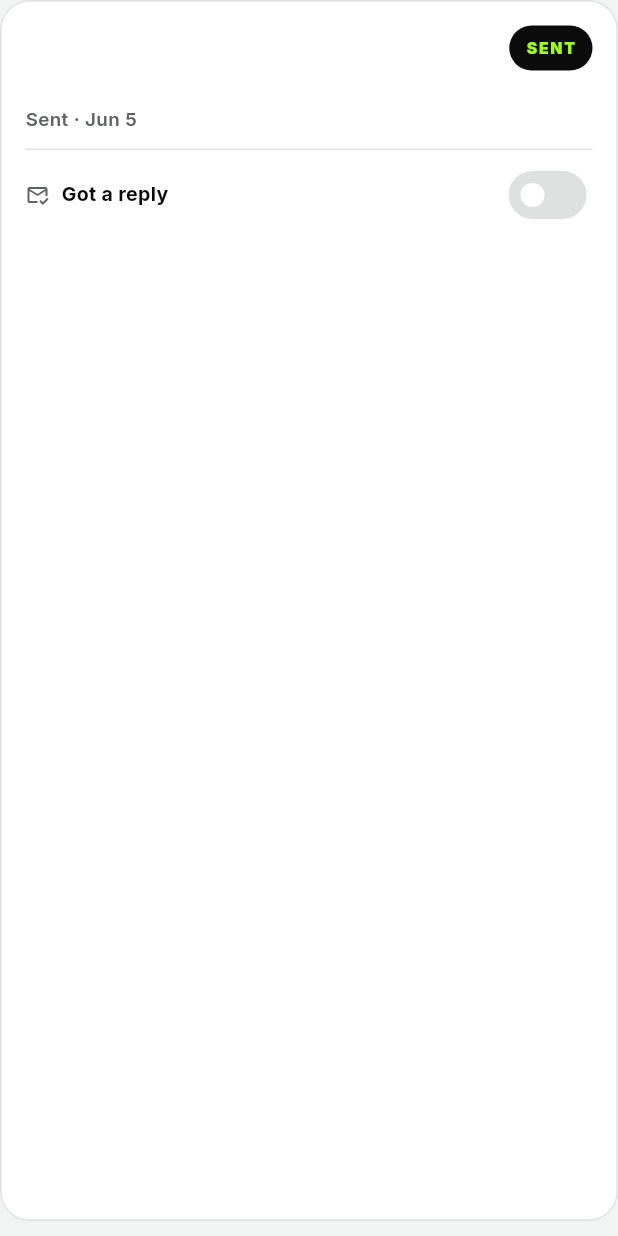
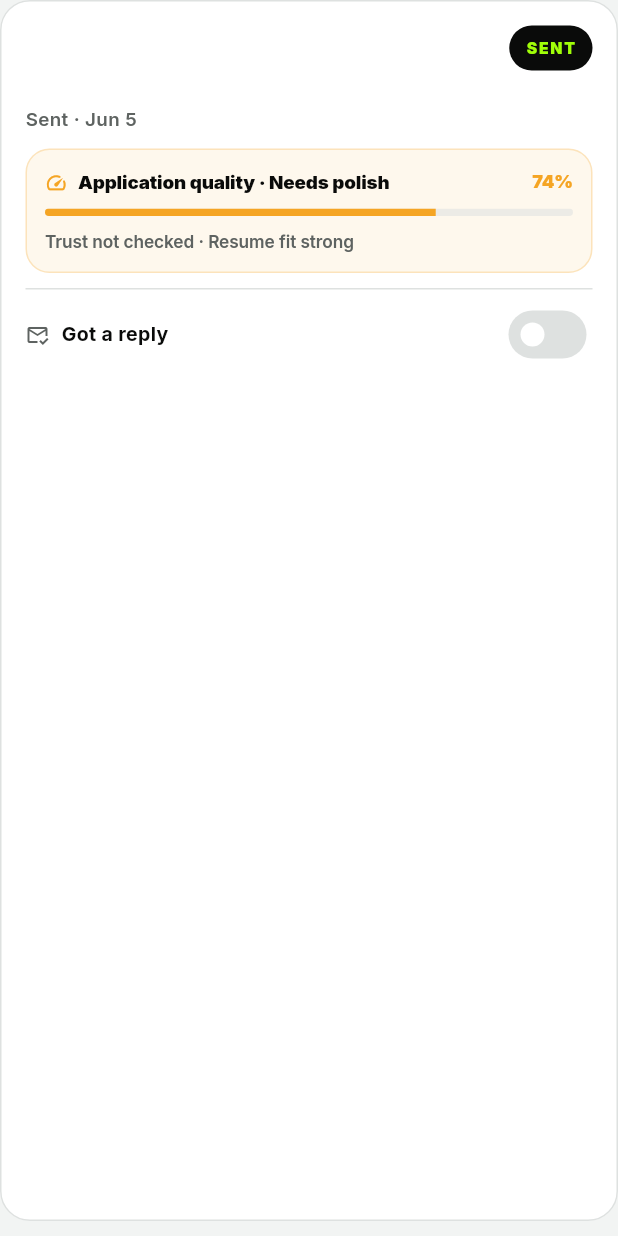
Before and after one commit to VictorChen106000/syncra_flutter, a Flutter app: the _TrackerCard widget shown alone on an empty page, opened directly with empty values, on a phone screen of 412 x 824 dp. Run offline on Flutter 3.47's test engine with Material 3 defaults, Android fonts, the phone set to English and light mode, and no system bars; our stand-ins replace cloud_firestore, file_picker, firebase_auth, firebase_core, firebase_storage, fl_chart and 11 more; missing offline and left inert: syncfusion_flutter_pdf, syncfusion_flutter_pdfviewer; accounts and stored records are empty.

Commit message:
Show application quality meter in tracker

```diff
--- a/lib/features/applications/presentation/applications_page.dart
+++ b/lib/features/applications/presentation/applications_page.dart
@@ -9,6 +9,7 @@ import '../../../core/constants/app_strings.dart';
 import '../../../core/router/route_names.dart';
 import '../../../core/theme/brand_theme.dart';
 import '../../../data/models/tracked_application.dart';
+import '../../../features/jobs/services/application_quality_meter.dart';
 import '../../../shared/widgets/app_header.dart';
 import '../../../shared/widgets/empty_state_card.dart';
 import '../state/applications_notifier.dart';
@@ -460,6 +461,8 @@ class _TrackerCard extends StatelessWidget {
                     fontWeight: FontWeight.w600,
                   ),
                 ),
+                const SizedBox(height: 10),
+                _ApplicationQualityMeter(app: app),
                 if (app.trustRiskLevel != 'unchecked') ...[
                   const SizedBox(height: 10),
                   _ApplicationTrustTag(app: app),
@@ -499,6 +502,93 @@ class _TrackerCard extends StatelessWidget {
       ),
     );
   }
+}
+
+class _ApplicationQualityMeter extends StatelessWidget {
+  const _ApplicationQualityMeter({required this.app});
+
+  final TrackedApplication app;
+
+  @override
+  Widget build(BuildContext context) {
+    final brand = context.brand;
+    final quality = evaluateTrackedApplicationQuality(app);
+    final color = _applicationQualityColor(quality.score, brand);
+    final reason = quality.reasons.take(2).join(' · ');
+
+    return Container(
+      padding: const EdgeInsets.all(12),
+      decoration: BoxDecoration(
+        color: color.withValues(alpha: brand.isDark ? 0.12 : 0.08),
+        borderRadius: BorderRadius.circular(16),
+        border: Border.all(color: color.withValues(alpha: 0.25)),
+      ),
+      child: Column(
+        crossAxisAlignment: CrossAxisAlignment.start,
+        children: [
+          Row(
+            children: [
+              Icon(Icons.speed_rounded, size: 15, color: color),
+              const SizedBox(width: 7),
+              Expanded(
+                child: Text(
+                  quality.label,
+                  maxLines: 1,
+                  overflow: TextOverflow.ellipsis,
+                  style: TextStyle(
+                    fontSize: 12.5,
+                    fontWeight: FontWeight.w900,
+                    letterSpacing: -0.1,
+                    color: brand.ink,
+                  ),
+                ),
+              ),
+              Text(
+                '${quality.score}%',
+                style: TextStyle(
+                  fontSize: 12,
+                  fontWeight: FontWeight.w900,
+                  color: color,
+                  letterSpacing: -0.1,
+                ),
+              ),
+            ],
+          ),
+          const SizedBox(height: 8),
+          ClipRRect(
+            borderRadius: BorderRadius.circular(99),
+            child: LinearProgressIndicator(
+              value: quality.score / 100,
+              minHeight: 5,
+              backgroundColor: brand.border.withValues(alpha: 0.55),
+              valueColor: AlwaysStoppedAnimation<Color>(color),
+            ),
+          ),
+          if (reason.isNotEmpty) ...[
+            const SizedBox(height: 8),
+            Text(
+              reason,
+              maxLines: 1,
+              overflow: TextOverflow.ellipsis,
+              style: TextStyle(
+                fontSize: 11.5,
+                fontWeight: FontWeight.w600,
+                color: brand.textMuted,
+                letterSpacing: -0.05,
+              ),
+            ),
+          ],
+        ],
+      ),
+    );
+  }
+}
+
+Color _applicationQualityColor(int score, BrandTheme brand) {
+  if (score >= 80) return brand.success;
+  if (score >= 60) return brand.warning;
+  if (score >= 40) return brand.textMuted;
+  return brand.danger;
 }
 
 class _ApplicationTrustTag extends StatelessWidget {
--- a/lib/features/jobs/services/application_quality_meter.dart
+++ b/lib/features/jobs/services/application_quality_meter.dart
@@ -1,5 +1,6 @@
 import '../../../data/firestore/pipeline_repository.dart';
 import '../../../data/models/job.dart';
+import '../../../data/models/tracked_application.dart';
 
 class ApplicationQualityResult {
   const ApplicationQualityResult({
@@ -14,11 +15,37 @@ class ApplicationQualityResult {
 }
 
 ApplicationQualityResult evaluateApplicationQuality(PipelineCard card) {
-  var score = _rawApplicationQualityScore(card);
+  return evaluateApplicationQualityFor(
+    job: card.job,
+    trustRiskLevel: card.trustRiskLevel,
+    stage: card.stage,
+  );
+}
+
+ApplicationQualityResult evaluateTrackedApplicationQuality(
+  TrackedApplication app,
+) {
+  return evaluateApplicationQualityFor(
+    job: app.job,
+    trustRiskLevel: app.trustRiskLevel,
+    stage: _stageFromApplicationPhase(app.phase),
+  );
+}
+
+ApplicationQualityResult evaluateApplicationQualityFor({
+  required Job job,
+  required String trustRiskLevel,
+  required PipelineStage stage,
+}) {
+  var score = _rawApplicationQualityScore(
+    job: job,
+    trustRiskLevel: trustRiskLevel,
+    stage: stage,
+  );
 
   // Trust gates the meter. A high-risk job should never look "ready",
   // and unchecked legacy cards should not look fully ready either.
-  score = switch (card.trustRiskLevel) {
+  score = switch (trustRiskLevel) {
     'high' => score.clamp(0, 35).toInt(),
     'medium' => score.clamp(0, 59).toInt(),
     'unchecked' => score.clamp(0, 74).toInt(),
@@ -28,20 +55,28 @@ ApplicationQualityResult evaluateApplicationQuality(PipelineCard card) {
   return ApplicationQualityResult(
     score: score,
     label: _applicationQualityLabel(score),
-    reasons: _applicationQualityReasons(card),
+    reasons: _applicationQualityReasons(
+      job: job,
+      trustRiskLevel: trustRiskLevel,
+      stage: stage,
+    ),
   );
 }
 
-int _rawApplicationQualityScore(PipelineCard card) {
+int _rawApplicationQualityScore({
+  required Job job,
+  required String trustRiskLevel,
+  required PipelineStage stage,
+}) {
   var score = 35;
 
-  score += switch (card.job.category) {
+  score += switch (job.category) {
     JobCategory.ready => 25,
     JobCategory.inputNeeded => 14,
     JobCategory.exploration => 6,
   };
 
-  score += switch (card.trustRiskLevel) {
+  score += switch (trustRiskLevel) {
     'low' => 20,
     'unchecked' => 8,
     'medium' => -8,
@@ -49,13 +84,13 @@ int _rawApplicationQualityScore(PipelineCard card) {
     _ => 0,
   };
 
-  if (card.job.missingSkills.isEmpty) {
+  if (job.missingSkills.isEmpty) {
     score += 15;
   } else {
-    score -= (card.job.missingSkills.length * 5).clamp(0, 15).toInt();
+    score -= (job.missingSkills.length * 5).clamp(0, 15).toInt();
   }
 
-  score += switch (card.stage) {
+  score += switch (stage) {
     PipelineStage.replied || PipelineStage.sent => 18,
     PipelineStage.drafted => 16,
     PipelineStage.tailored => 10,
@@ -72,20 +107,24 @@ String _applicationQualityLabel(int score) {
   return 'Application quality · Blocked';
 }
 
-List<String> _applicationQualityReasons(PipelineCard card) {
+List<String> _applicationQualityReasons({
+  required Job job,
+  required String trustRiskLevel,
+  required PipelineStage stage,
+}) {
   final reasons = <String>[];
 
-  if (card.trustRiskLevel == 'high') {
+  if (trustRiskLevel == 'high') {
     reasons.add('Trust blocked');
-  } else if (card.trustRiskLevel == 'medium') {
+  } else if (trustRiskLevel == 'medium') {
     reasons.add('Verify trust first');
-  } else if (card.trustRiskLevel == 'low') {
+  } else if (trustRiskLevel == 'low') {
     reasons.add('Trust looks okay');
   } else {
     reasons.add('Trust not checked');
   }
 
-  switch (card.job.category) {
+  switch (job.category) {
     case JobCategory.ready:
       reasons.add('Resume fit strong');
     case JobCategory.inputNeeded:
@@ -94,11 +133,11 @@ List<String> _applicationQualityReasons(PipelineCard card) {
       reasons.add('Stretch role');
   }
 
-  if (card.job.missingSkills.isNotEmpty) {
-    reasons.add('Missing ${card.job.missingSkills.take(2).join(', ')}');
+  if (job.missingSkills.isNotEmpty) {
+    reasons.add('Missing ${job.missingSkills.take(2).join(', ')}');
   }
 
-  switch (card.stage) {
+  switch (stage) {
     case PipelineStage.drafted:
       reasons.add('Draft ready');
     case PipelineStage.tailored:
@@ -113,3 +152,11 @@ List<String> _applicationQualityReasons(PipelineCard card) {
 
   return reasons;
 }
+
+PipelineStage _stageFromApplicationPhase(ApplicationPhase phase) {
+  return switch (phase) {
+    ApplicationPhase.draft => PipelineStage.drafted,
+    ApplicationPhase.sent => PipelineStage.sent,
+    ApplicationPhase.replied => PipelineStage.replied,
+  };
+}
```
Also changed, not shown: 1 other file.
